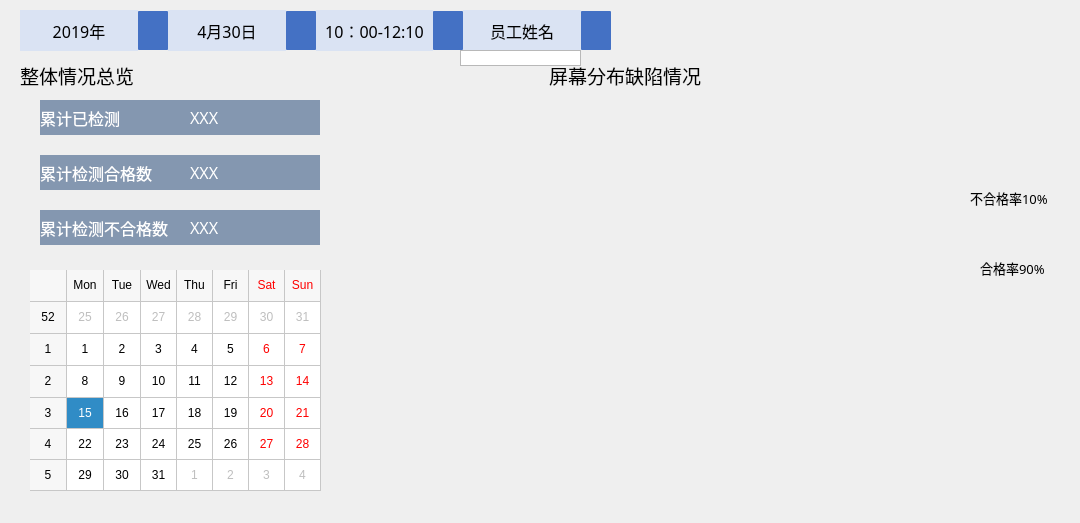
The window that main_page/screenresult.ui (jaueone/Magnetic) describes before a commit, drawn with Qt 5.
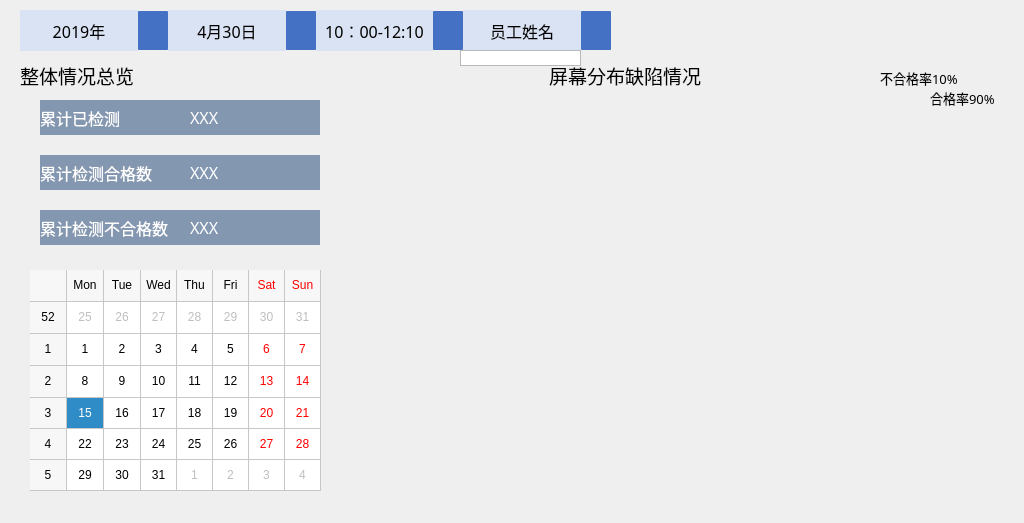
The same window after the commit. Icons and pictures are not drawn.

The edit to the form file:
```diff
--- a/main_page/screenresult.ui
+++ b/main_page/screenresult.ui
@@ -6,7 +6,7 @@
    <rect>
     <x>0</x>
     <y>0</y>
-    <width>1080</width>
+    <width>1024</width>
     <height>523</height>
    </rect>
   </property>
@@ -413,8 +413,8 @@
   <widget class="QLabel" name="label_17">
    <property name="geometry">
     <rect>
-     <x>970</x>
-     <y>190</y>
+     <x>880</x>
+     <y>70</y>
      <width>91</width>
      <height>16</height>
     </rect>
@@ -432,8 +432,8 @@
   <widget class="QLabel" name="label_18">
    <property name="geometry">
     <rect>
-     <x>980</x>
-     <y>260</y>
+     <x>930</x>
+     <y>90</y>
      <width>81</width>
      <height>16</height>
     </rect>
```
